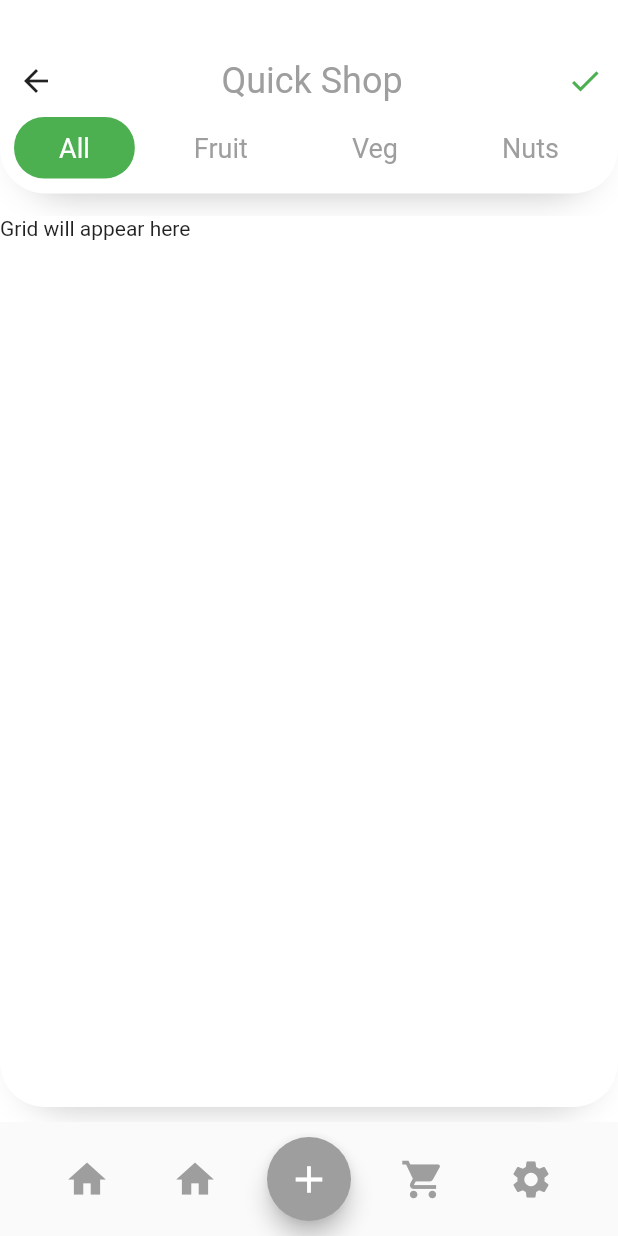
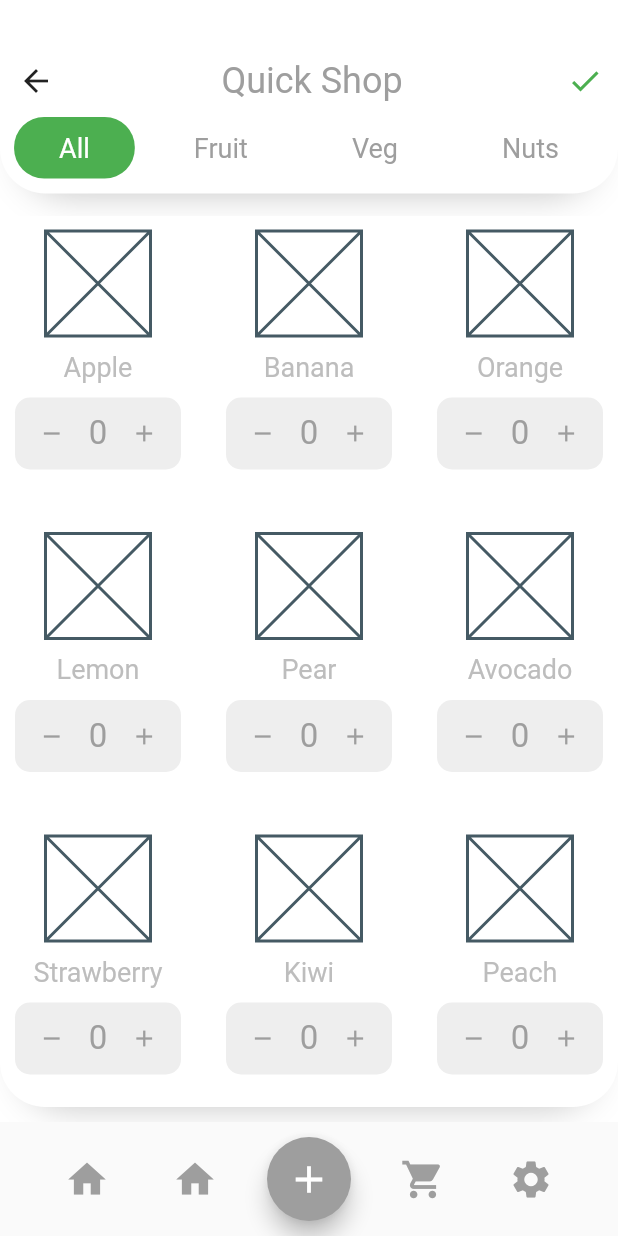
Before and after one commit to codingbbq/flutter_fresh_food, a Flutter app: the QuickShop screen opened by its route, on a phone screen of 412 x 824 dp. Run offline on Flutter 3.47's test engine with Material 2 defaults, Android fonts, the phone set to English and light mode, and no system bars.

Commit message:
Quick shop page

```diff
--- /dev/null
+++ b/lib/model/model_quick_shop.dart
@@ -0,0 +1,19 @@
+class Shop {
+  final int id;
+  final String item;
+  final String itemImg;
+
+  Shop({this.id, this.item, this.itemImg});
+}
+
+List<Shop> shopItems = [
+  Shop(id: 1, item: "Apple", itemImg: "assets/images/shop/apple.png"),
+  Shop(id: 2, item: "Banana", itemImg: "assets/images/shop/banana.png"),
+  Shop(id: 3, item: "Orange", itemImg: "assets/images/shop/orange.png"),
+  Shop(id: 4, item: "Lemon", itemImg: "assets/images/shop/lemon.png"),
+  Shop(id: 5, item: "Pear", itemImg: "assets/images/shop/pear.png"),
+  Shop(id: 6, item: "Avocado", itemImg: "assets/images/shop/avocado.png"),
+  Shop(id: 7, item: "Strawberry", itemImg: "assets/images/shop/strawberry.png"),
+  Shop(id: 8, item: "Kiwi", itemImg: "assets/images/shop/kiwi.png"),
+  Shop(id: 9, item: "Peach", itemImg: "assets/images/shop/peach.png"),
+];
--- a/lib/pages/quick_shop/page_quick_shop.dart
+++ b/lib/pages/quick_shop/page_quick_shop.dart
@@ -1,9 +1,16 @@
 import 'package:flutter/material.dart';
+import 'package:flutter_fresh_food/model/model_quick_shop.dart';
 import 'package:flutter_fresh_food/pages/quick_shop/quick_shop_utils/filter_nav.dart';
+import 'package:flutter_fresh_food/pages/quick_shop/quick_shop_utils/shop_item_widget.dart';
 import 'package:flutter_fresh_food/utils/bottom_nav.dart';
 import 'package:flutter_fresh_food/utils/custom_box_decoration.dart';
 
 class QuickShop extends StatelessWidget {
+  final double _crossAxisSpacing = 10,
+      _mainAxisSpacing = 15,
+      _aspectRatio = 0.7;
+  final int _crossAxisCount = 3;
+
   @override
   Widget build(BuildContext context) {
     return Scaffold(
@@ -62,10 +69,20 @@ class QuickShop extends StatelessWidget {
           ),
           //Body
           Container(
-            height: MediaQuery.of(context).size.height - (130 + 100),
+            height: MediaQuery.of(context).size.height - 230,
             width: MediaQuery.of(context).size.width,
             decoration: customBoxDecoration,
-            child: Text("Grid will appear here"),
+            child: GridView.builder(
+              gridDelegate: SliverGridDelegateWithFixedCrossAxisCount(
+                crossAxisCount: _crossAxisCount,
+                crossAxisSpacing: _crossAxisSpacing,
+                mainAxisSpacing: _mainAxisSpacing,
+                childAspectRatio: _aspectRatio,
+              ),
+              itemCount: shopItems.length,
+              itemBuilder: (context, index) =>
+                  ShopItemWidget(item: shopItems[index]),
+            ),
           ),
         ],
       ),
--- /dev/null
+++ b/lib/pages/quick_shop/quick_shop_utils/shop_item_widget.dart
@@ -0,0 +1,77 @@
+import 'package:flutter/material.dart';
+import 'package:flutter_fresh_food/model/model_quick_shop.dart';
+
+class ShopItemWidget extends StatelessWidget {
+  final Shop item;
+
+  const ShopItemWidget({Key key, this.item}) : super(key: key);
+
+  @override
+  Widget build(BuildContext context) {
+    return Container(
+      padding: EdgeInsets.all(10.0),
+      decoration: BoxDecoration(),
+      child: Column(
+        children: [
+          Container(
+            width: 70,
+            height: 70,
+            child: Placeholder(),
+          ),
+          SizedBox(
+            height: 10.0,
+          ),
+          Text(
+            item.item,
+            style: TextStyle(
+              fontSize: 18.0,
+              color: Colors.grey[400],
+            ),
+          ),
+
+          SizedBox(
+            height: 10.0,
+          ),
+          // Item counter
+          Container(
+            decoration: BoxDecoration(
+              color: Colors.grey[200],
+              borderRadius: BorderRadius.circular(10.0),
+            ),
+            child: Row(
+              mainAxisAlignment: MainAxisAlignment.spaceEvenly,
+              children: [
+                // Plus button
+                IconButton(
+                  iconSize: 18.0,
+                  onPressed: () {},
+                  icon: Icon(
+                    Icons.remove,
+                    color: Colors.grey[500],
+                  ),
+                ),
+                // Replaceable Text with item count
+                Text(
+                  "0",
+                  style: TextStyle(
+                    fontSize: 22.0,
+                    color: Colors.grey,
+                  ),
+                ),
+                // Minus button
+                IconButton(
+                  iconSize: 18.0,
+                  onPressed: () {},
+                  icon: Icon(
+                    Icons.add,
+                    color: Colors.grey[500],
+                  ),
+                ),
+              ],
+            ),
+          )
+        ],
+      ),
+    );
+  }
+}
```
